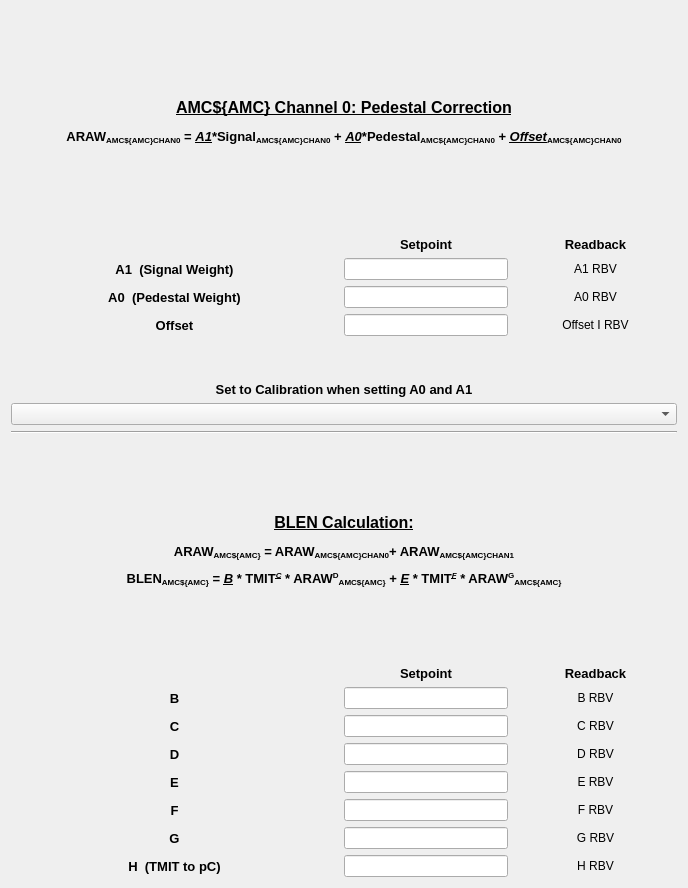
Above: blenApp/ui/blen_lcls2_pyro_coef_embd.ui from slaclab/BunchLengthMonitor before the change. Below: the same form after it.
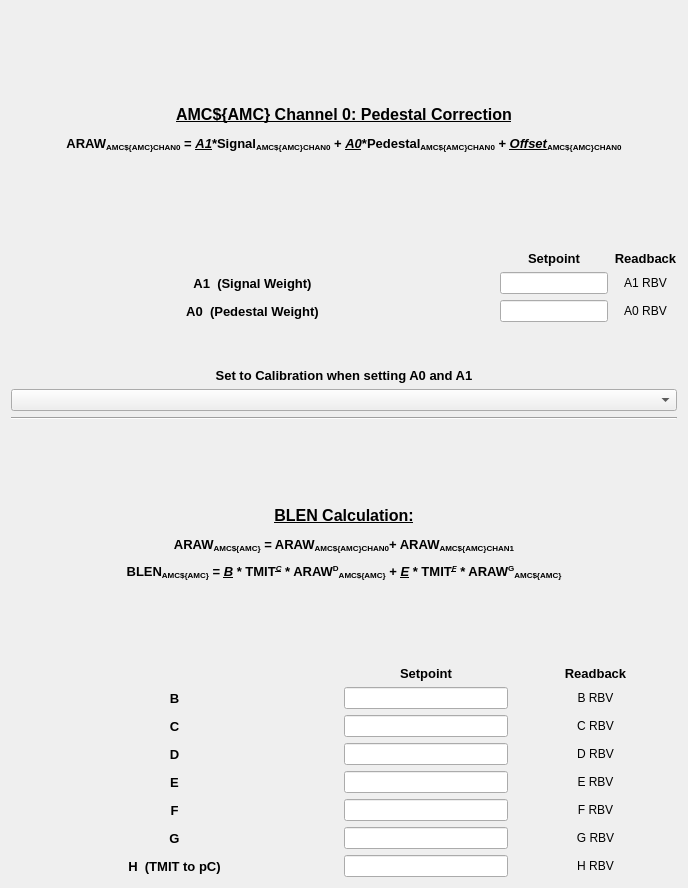
That is the form after the change. Custom widgets are drawn as their Qt base class.

Commit message: Removed ofset variable from screen

Diff of the .ui file:
```diff
--- a/blenApp/ui/blen_lcls2_pyro_coef_embd.ui
+++ b/blenApp/ui/blen_lcls2_pyro_coef_embd.ui
@@ -34,49 +34,7 @@
       </widget>
      </item>
      <item>
-      <layout class="QGridLayout" name="gridLayout_2" columnstretch="4,2,2">
-       <item row="3" column="1">
-        <widget class="PyDMLineEdit" name="offsetedit">
-         <property name="sizePolicy">
-          <sizepolicy hsizetype="Ignored" vsizetype="Fixed">
-           <horstretch>0</horstretch>
-           <verstretch>0</verstretch>
-          </sizepolicy>
-         </property>
-         <property name="toolTip">
-          <string/>
-         </property>
-         <property name="precision" stdset="0">
-          <number>7</number>
-         </property>
-         <property name="precisionFromPV" stdset="0">
-          <bool>false</bool>
-         </property>
-         <property name="channel" stdset="0">
-          <string>ca://${PREFIX}:${AMC}:CoefI</string>
-         </property>
-         <property name="displayFormat" stdset="0">
-          <enum>PyDMLineEdit::Decimal</enum>
-         </property>
-        </widget>
-       </item>
-       <item row="3" column="0">
-        <widget class="QLabel" name="offsetLbl">
-         <property name="font">
-          <font>
-           <pointsize>10</pointsize>
-           <weight>75</weight>
-           <bold>true</bold>
-          </font>
-         </property>
-         <property name="text">
-          <string>Offset</string>
-         </property>
-         <property name="alignment">
-          <set>Qt::AlignCenter</set>
-         </property>
-        </widget>
-       </item>
+      <layout class="QGridLayout" name="gridLayout_2" columnstretch="4,0,0">
        <item row="0" column="1">
         <widget class="QLabel" name="setpointLbl">
          <property name="sizePolicy">
@@ -117,31 +75,6 @@
          </property>
         </widget>
        </item>
-       <item row="3" column="2">
-        <widget class="PyDMLabel" name="offsetRBV">
-         <property name="toolTip">
-          <string/>
-         </property>
-         <property name="text">
-          <string>Offset I RBV</string>
-         </property>
-         <property name="alignment">
-          <set>Qt::AlignCenter</set>
-         </property>
-         <property name="precision" stdset="0">
-          <number>7</number>
-         </property>
-         <property name="precisionFromPV" stdset="0">
-          <bool>false</bool>
-         </property>
-         <property name="channel" stdset="0">
-          <string>ca://${PREFIX}:${AMC}:CoefIRBV</string>
-         </property>
-         <property name="displayFormat" stdset="0">
-          <enum>PyDMLabel::Decimal</enum>
-         </property>
-        </widget>
-       </item>
        <item row="2" column="0">
         <widget class="QLabel" name="a0lbl">
          <property name="font">
```
The commit also changes 1 other file.
